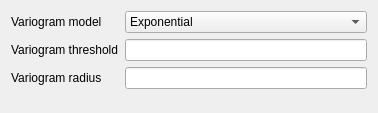
paceholder/geoix, file kriging_settings_widget.ui: the form before one commit.
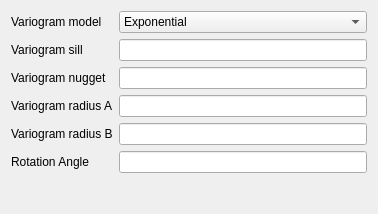
The form after the commit.

Patch:
```diff
--- a/kriging_settings_widget.ui
+++ b/kriging_settings_widget.ui
@@ -7,7 +7,7 @@
     <x>0</x>
     <y>0</y>
     <width>378</width>
-    <height>113</height>
+    <height>214</height>
    </rect>
   </property>
   <property name="windowTitle">
@@ -46,7 +46,7 @@
    <item row="1" column="0">
     <widget class="QLabel" name="label_2">
      <property name="text">
-      <string>Variogram threshold</string>
+      <string>Variogram sill</string>
      </property>
      <property name="buddy">
       <cstring>lineThreshold</cstring>
@@ -56,13 +56,43 @@
    <item row="1" column="1">
     <widget class="QLineEdit" name="lineThreshold"/>
    </item>
-   <item row="2" column="0">
+   <item row="3" column="0">
     <widget class="QLabel" name="label_3">
      <property name="text">
-      <string>Variogram radius</string>
+      <string>Variogram radius A</string>
      </property>
      <property name="buddy">
-      <cstring>lineRadius</cstring>
+      <cstring>lineRadiusA</cstring>
+     </property>
+    </widget>
+   </item>
+   <item row="3" column="1">
+    <widget class="QLineEdit" name="lineRadiusA"/>
+   </item>
+   <item row="4" column="0">
+    <widget class="QLabel" name="label_4">
+     <property name="text">
+      <string>Variogram radius B</string>
+     </property>
+    </widget>
+   </item>
+   <item row="4" column="1">
+    <widget class="QLineEdit" name="lineRadiusB"/>
+   </item>
+   <item row="5" column="0">
+    <widget class="QLabel" name="label_5">
+     <property name="text">
+      <string>Rotation Angle</string>
+     </property>
+    </widget>
+   </item>
+   <item row="5" column="1">
+    <widget class="QLineEdit" name="lineRotationAngle"/>
+   </item>
+   <item row="2" column="0">
+    <widget class="QLabel" name="label_6">
+     <property name="text">
+      <string>Variogram nugget</string>
      </property>
     </widget>
    </item>
```
Left out of the diff: 6 changed lines with no effect on the pictures.
